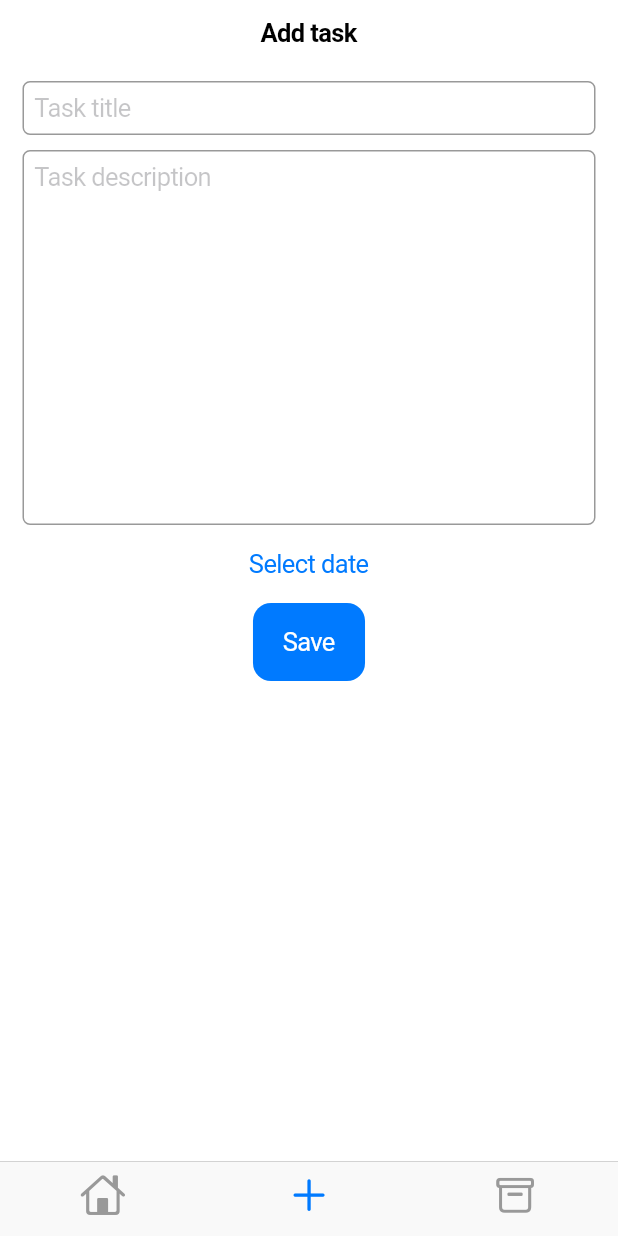
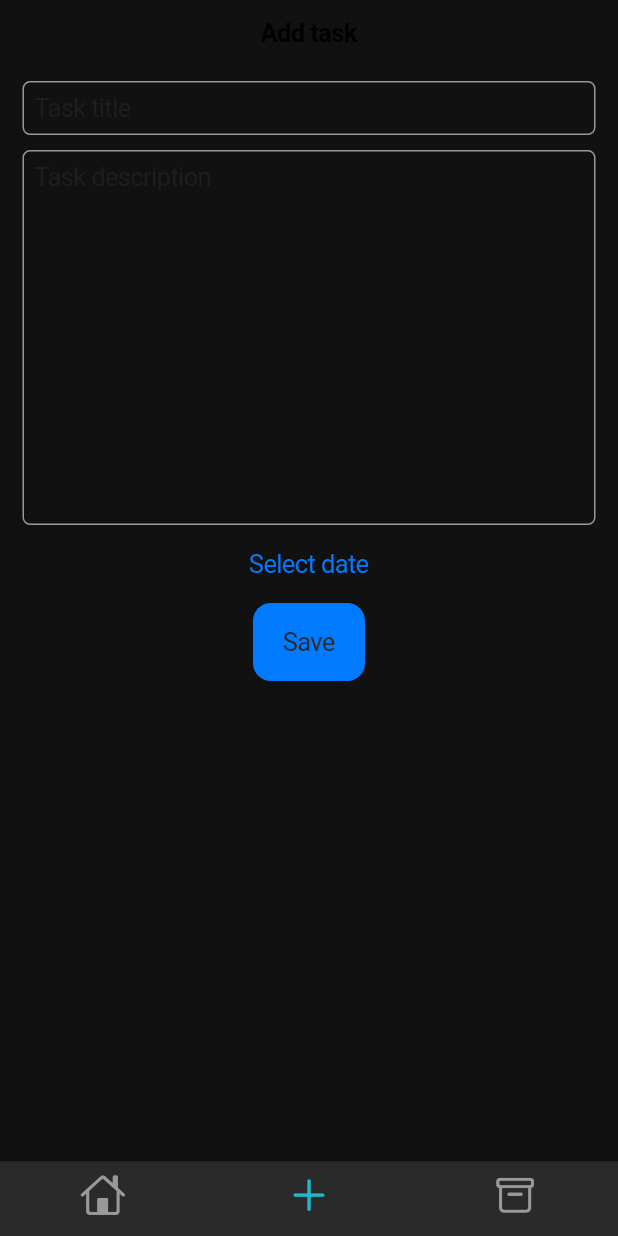
Before and after one commit to durbek03/to_do_app, a Flutter app: the screen it shows after launch, item 2 of the bottom bar chosen, on a phone screen of 412 x 824 dp. Run offline on Flutter 3.47's test engine with Material 2 defaults, Android fonts, the phone set to English and light mode, and no system bars; our stand-ins replace bloc, drift, flutter_bloc, flutter_slidable; missing offline and left inert: diffutil_sliverlist; accounts and stored records are empty; generated files the repository leaves out were written again.

Commit message:
UI updated, colors added, AnimatedList item design updated.

```diff
--- a/lib/home_page/animated_search.dart
+++ b/lib/home_page/animated_search.dart
@@ -1,6 +1,7 @@
 import 'package:flutter/cupertino.dart';
 import 'package:flutter_bloc/flutter_bloc.dart';
 import 'package:to_do_app/home_page/cubit/home_page_cubit.dart';
+import 'package:to_do_app/utils/colors.dart';
 
 class AnimatedSearch extends StatelessWidget {
   AnimatedSearch({super.key, required this.onPress});
@@ -17,14 +18,14 @@ class AnimatedSearch extends StatelessWidget {
     );
     return AnimatedContainer(
         height: cubit.state.searchCollapsed ? 0 : 40,
-        duration: const Duration(milliseconds: 250),
+        duration: const Duration(milliseconds: 150),
         child: GestureDetector(
           onTap: () {
             onPress.call();
           },
           child: Container(
             decoration: BoxDecoration(
-                color: const Color(0xFFEFEFF0),
+                color: Color(brown500),
                 borderRadius: BorderRadius.circular(12)),
             child: Row(children: const [
               SizedBox(width: 7),
--- a/lib/main.dart
+++ b/lib/main.dart
@@ -4,6 +4,7 @@ import 'package:flutter_bloc/flutter_bloc.dart';
 import 'package:to_do_app/domain_layer/app_database.dart';
 import 'package:to_do_app/domain_layer/task_repository.dart';
 import 'package:to_do_app/home_page/home_page.dart';
+import 'package:to_do_app/utils/colors.dart';
 
 import 'add_page/add_page.dart';
 
@@ -27,8 +28,14 @@ class RootApp extends StatelessWidget {
         )
       ],
       child: CupertinoApp(
+        theme: CupertinoThemeData(
+            barBackgroundColor: Color(brown700),
+            scaffoldBackgroundColor: Color(brown700),
+            primaryContrastingColor: Color(brown500)),
         home: CupertinoTabScaffold(
-          tabBar: CupertinoTabBar(items: const [
+          tabBar: CupertinoTabBar(
+            activeColor: Color(blue),
+            items: const [
               BottomNavigationBarItem(
                 icon: Icon(CupertinoIcons.home),
               ),
@@ -38,7 +45,9 @@ class RootApp extends StatelessWidget {
               BottomNavigationBarItem(
                 icon: Icon(CupertinoIcons.archivebox),
               ),
-          ]),
+            ],
+            backgroundColor: Color(brown500),
+          ),
           tabBuilder: (context, value) {
             late Widget page;
             if (value == 0) {
@@ -56,8 +65,6 @@ class RootApp extends StatelessWidget {
   }
 }
 
-
-
 class LogScreen extends StatelessWidget {
   const LogScreen({Key? key}) : super(key: key);
 
--- /dev/null
+++ b/lib/utils/colors.dart
@@ -0,0 +1,7 @@
+import 'package:flutter/cupertino.dart';
+
+int brown700 = 0xFF111111;
+int brown500 = 0xFF2A2A2A;
+int brown200 = 0xFFA7A7A7;
+int blue = 0xFF21B7CA;
+Color dirtyWhite = const Color.fromARGB(255, 210, 210, 210);
```
Also changed, not shown: lib/home_page/animated_list.dart (+67 -34 lines), lib/home_page/home_page.dart (+10 -2 lines), lib/home_page/search_page.dart (+8 -2 lines). Lines whose indentation alone changed are shown as unchanged.
